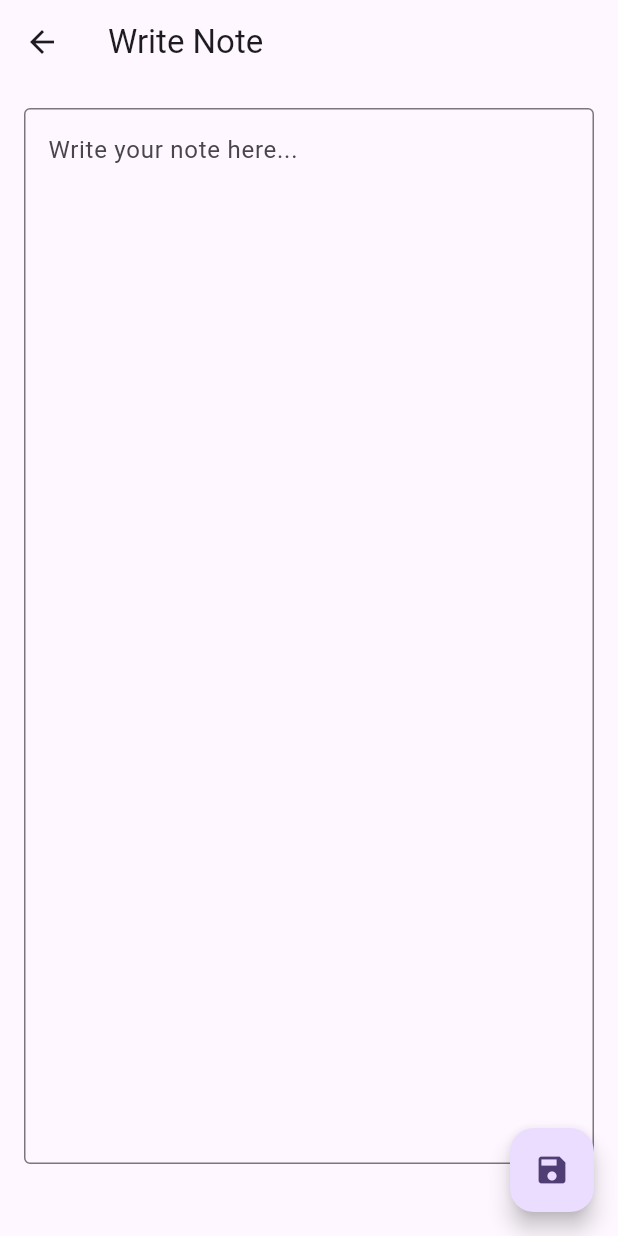
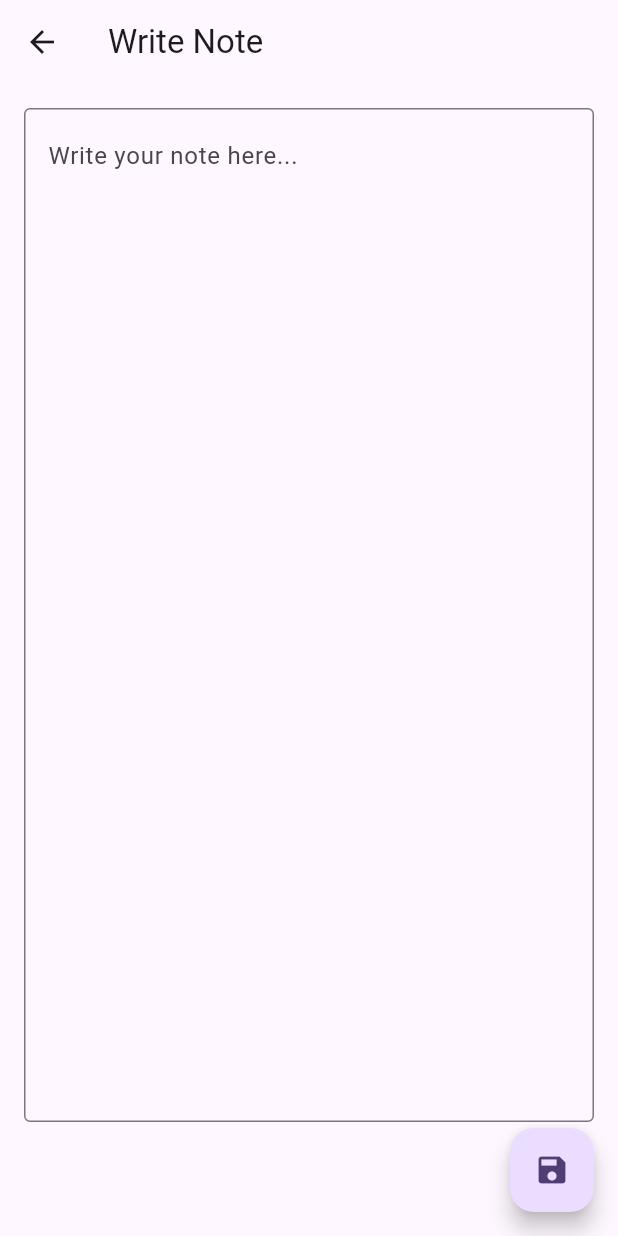
Before and after one commit to shukebeta/HappyNotes, a Flutter app: the WriteNote screen opened directly, on a phone screen of 412 x 824 dp. Run offline on Flutter 3.47's test engine with Material 3 defaults, Android fonts, the phone set to English and light mode, and no system bars; our stand-ins replace dio, flutter_dotenv, logger, shared_preferences; accounts and stored records are empty; statements that could not run were skipped.

Commit message:
text area adjustment done

```diff
--- a/lib/screens/write_note.dart
+++ b/lib/screens/write_note.dart
@@ -10,40 +10,32 @@ class _WriteNoteState extends State<WriteNote> {
 
   @override
   Widget build(BuildContext context) {
-    // Create a TextPainter to measure the height of a single line of text
-    final textPainter = TextPainter(
-      text: TextSpan(text: ' ', style: TextStyle(fontSize: 16.0)),
-      maxLines: 1,
-      textDirection: TextDirection.ltr,
-    )..layout();
-
-    // Calculate the height of a single line of text
-    final singleLineHeight = textPainter.size.height;
-
-    // Calculate the max lines based on the device's screen height
-    final maxLines = (MediaQuery.of(context).size.height * 0.65 / singleLineHeight).floor();
-
     return Scaffold(
       appBar: AppBar(
         title: const Text('Write Note'),
       ),
-      body: SingleChildScrollView(
-        child: Padding(
+      body: Padding(
         padding: const EdgeInsets.all(16.0),
         child: Column(
-            crossAxisAlignment: CrossAxisAlignment.stretch,
           children: [
-              TextField(
+            Expanded(
+              child: Align(
+                alignment: Alignment.topCenter,
+                child: TextField(
                   controller: _noteController,
                   keyboardType: TextInputType.multiline,
-                maxLines: maxLines,
+                  maxLines: null,
+                  expands: true,
+                  textAlignVertical: TextAlignVertical.top,
                   decoration: const InputDecoration(
                     hintText: 'Write your note here...',
                     border: OutlineInputBorder(),
                   ),
                 ),
+              ),
+            ),
+            SizedBox(height: 60), // Adjust the height as needed
           ],
-          ),
         ),
       ),
       floatingActionButton: FloatingActionButton(
```
Lines whose indentation alone changed are shown as unchanged.
